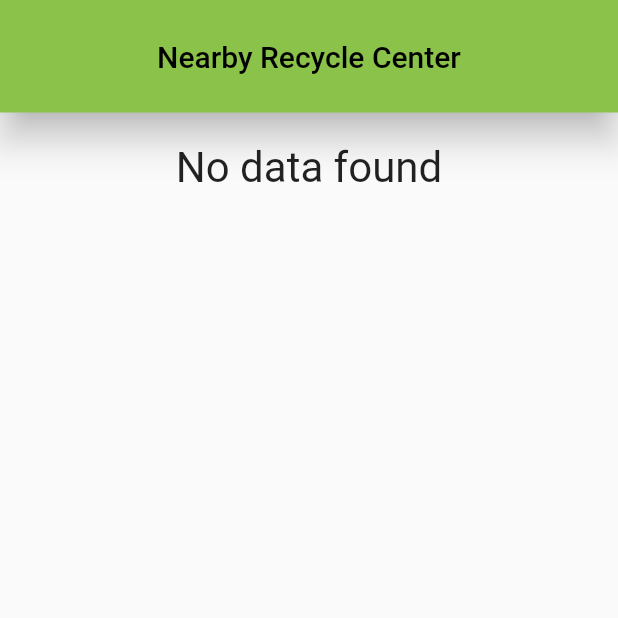
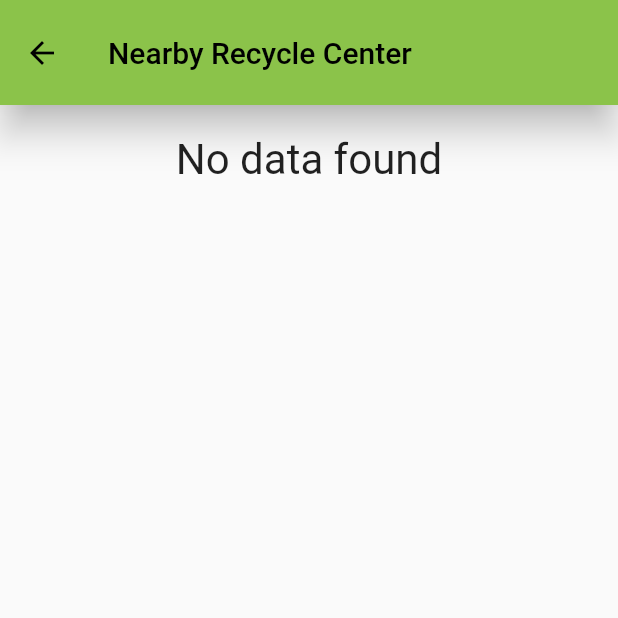
Before and after one commit to MAP-2021-2022-2-Team-FullHouse/MyGreenApp, a Flutter app: the RCSearchBody screen opened directly with empty values, on a phone screen of 412 x 824 dp, the top half of it. Run offline on Flutter 3.47's test engine with Material 2 defaults, Android fonts, the phone set to English and light mode, and no system bars; our stand-ins replace cloud_firestore, file_picker, firebase_auth, firebase_core, firebase_storage, geolocator and 5 more; missing offline and left inert: firebase_image; accounts and stored records are empty.

Commit message:
sprint_3_fix_navbar_appbar

```diff
--- a/lib/ui/views/admin/admin_navbar.dart
+++ b/lib/ui/views/admin/admin_navbar.dart
@@ -26,8 +26,8 @@ class _AdminNavigationBarState extends State<AdminNavigationBar> {
           }),
       items: [
         BottomNavigationBarItem(
-          icon: Icon(Icons.map),
-          label: 'Map',
+          icon: Icon(Icons.redeem),
+          label: 'Reward',
         ),
         BottomNavigationBarItem(
           icon: Icon(Icons.recycling),
--- a/lib/ui/views/recyclecenter/UserView/rc_search_body.dart
+++ b/lib/ui/views/recyclecenter/UserView/rc_search_body.dart
@@ -22,7 +22,17 @@ class RCSearchBody extends StatelessWidget {
 
     return ViewModelBuilder<RCViewmodel>.reactive(
       builder: (context, model, child) => Scaffold(
-        appBar: const RCAppBar(),
+        appBar: AppBar(
+        elevation: 10,
+        toolbarHeight: 70,
+        // Here we take the value from the MyHomePage object that was created by
+        // the App.build method, and use it to set our appbar title.
+        title: Text(
+          'Nearby Recycle Center',
+          style: TextStyle(color: Colors.black.withOpacity(1.0)),
+        ),
+        // backgroundColor: Colors.green,
+      ),
         body: SingleChildScrollView(
           child: Column(
             mainAxisAlignment: MainAxisAlignment.start,
--- a/lib/ui/views/reward/adminRewardRedemption/reward_redemption_screen.dart
+++ b/lib/ui/views/reward/adminRewardRedemption/reward_redemption_screen.dart
@@ -15,13 +15,13 @@ class RewardRedemptionScreen extends StatelessWidget {
         appBar: AppBar(
       toolbarHeight:75,
       elevation: 10,
-      automaticallyImplyLeading: false,
+
       title: const Text("Manage Reward Redemption"),
       centerTitle: true,
     ),
         body: const RewardRedemptionBody(),
         //floatingActionButton: const AdminFloat(),
-        bottomNavigationBar: const AdminRewardNavigationBar(),
+
       ),
     );
   }
--- a/lib/ui/views/reward/adminViewReward/admin_reward_navbar.dart
+++ b/lib/ui/views/reward/adminViewReward/admin_reward_navbar.dart
@@ -29,7 +29,7 @@ class _AdminRewardNavigationBarState
       items: const [
         BottomNavigationBarItem(
           icon: Icon(Icons.card_giftcard),
-          label: 'Map',
+          label: 'Reward',
         ),
         BottomNavigationBarItem(
           icon: Icon(Icons.recycling),
--- a/lib/ui/views/reward/createReward/create_reward_screen.dart
+++ b/lib/ui/views/reward/createReward/create_reward_screen.dart
@@ -56,6 +56,7 @@ class CreateRewardScreenState extends State<CreateRewardScreen> {
     return Scaffold(
       appBar: AppBar(
         elevation: 0,
+        toolbarHeight: 70,
         // Here we take the value from the MyHomePage object that was created by
         // the App.build method, and use it to set our appbar title.
         title: Text(
--- a/lib/ui/views/reward/editReward/edit_reward_screen.dart
+++ b/lib/ui/views/reward/editReward/edit_reward_screen.dart
@@ -28,6 +28,7 @@ class EditRewardScreenState extends State<EditRewardScreen> {
     return Scaffold(
       appBar: AppBar(
         elevation: 0,
+        toolbarHeight: 70,
         // Here we take the value from the MyHomePage object that was Editd by
         // the App.build method, and use it to set our appbar title.
         title: Text(
```
Also changed, not shown: lib/ui/views/reward/userRewardHistory/user_reward_history_screen.dart (+14 -9 lines), lib/ui/views/reward/userViewReward/user_reward_appbar.dart (+12 -7 lines), lib/ui/views/reward/userViewReward/user_reward_navbar.dart (+4 -4 lines).
